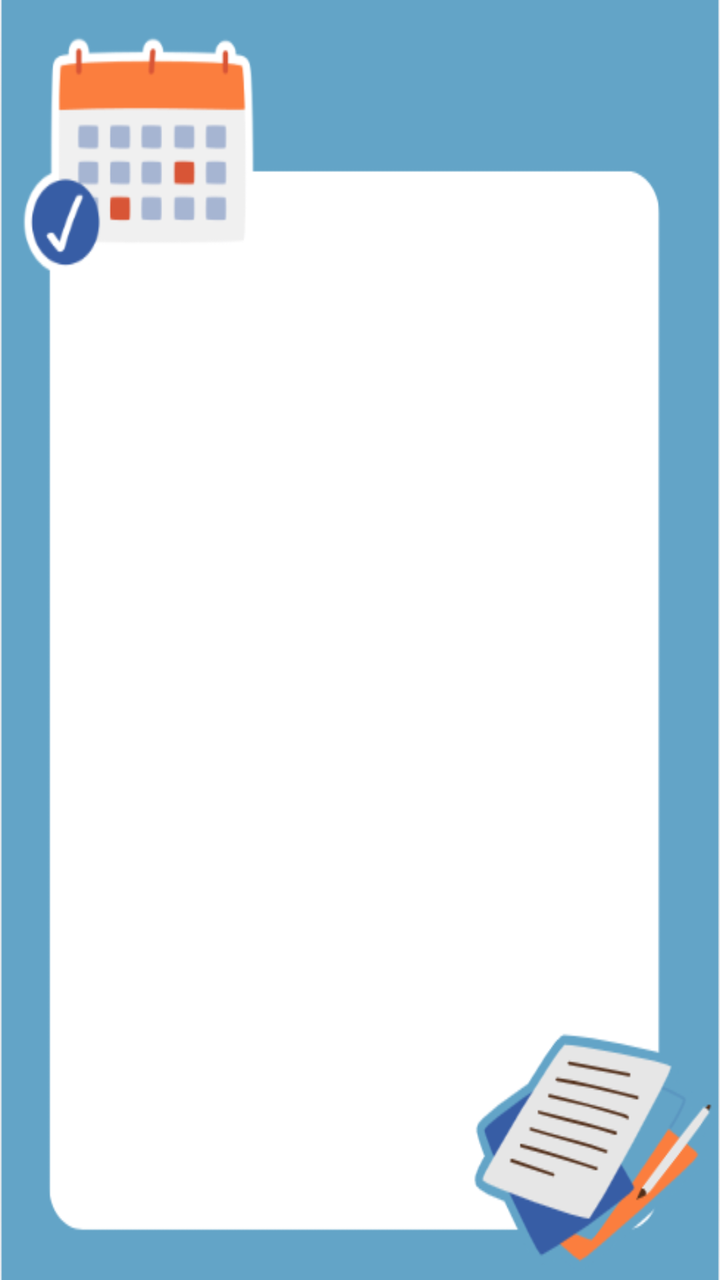
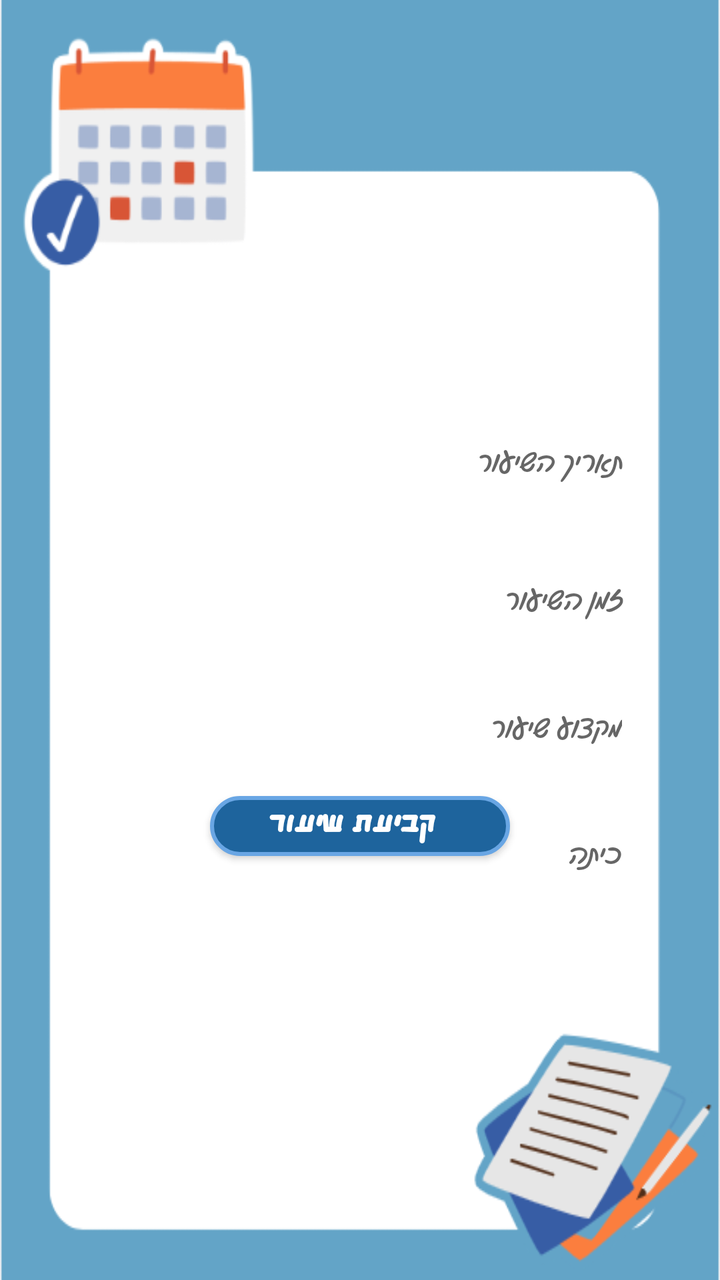

Compare the two renders of this Android layout. The source of the first and the diff that turns it into the second are given below.
<!-- AndroidManifest.xml: application theme Theme.AppCompat.Light -->
<!-- res/layout/activity_set_lesson.xml -->
<?xml version="1.0" encoding="utf-8"?>
<androidx.constraintlayout.widget.ConstraintLayout xmlns:android="http://schemas.android.com/apk/res/android"
    xmlns:app="http://schemas.android.com/apk/res-auto"
    xmlns:tools="http://schemas.android.com/tools"
    android:id="@+id/main"
    android:layout_width="match_parent"
    android:layout_height="match_parent"
    android:background="@drawable/pic11"
    tools:context=".screens.SetLesson">

    <TextView
        android:id="@+id/subjectlesson_addlessonSet"
        android:layout_width="0dp"
        android:layout_height="0dp"
        android:layout_marginBottom="33dp"
        android:fontFamily="@font/gevret_levin_alef"
        android:hint="מקצוע שיעור"
        android:textColor="#1E5A7A"
        app:layout_constraintBottom_toTopOf="@+id/etGradeClassSet"
        app:layout_constraintEnd_toEndOf="@+id/etGradeClassSet"
        app:layout_constraintStart_toStartOf="@+id/etGradeClassSet"
        app:layout_constraintTop_toBottomOf="@+id/et_timelesson_addlessonSet" />

    <TextView
        android:id="@+id/etGradeClassSet"
        android:layout_width="100dp"
        android:layout_height="0dp"
        android:layout_marginEnd="49dp"
        android:layout_marginBottom="21dp"
        android:ems="10"
        android:fontFamily="@font/gevret_levin_alef"
        android:hint="כיתה"
        android:inputType="text"
        app:layout_constraintBottom_toTopOf="@+id/ck_zoomSet"
        app:layout_constraintEnd_toEndOf="parent"
        app:layout_constraintTop_toBottomOf="@+id/subjectlesson_addlessonSet" />

    <TextView
        android:id="@+id/et_timelesson_addlessonSet"
        android:layout_width="100dp"
        android:layout_height="0dp"
        android:layout_marginEnd="48dp"
        android:layout_marginBottom="34dp"
        android:fontFamily="@font/gevret_levin_alef"
        android:hint="זמן השיעור"
        android:textColor="#1E5A7A"
        app:layout_constraintBottom_toTopOf="@+id/subjectlesson_addlessonSet"
        app:layout_constraintEnd_toEndOf="parent"
        app:layout_constraintTop_toBottomOf="@+id/et_datelesson_addlessonSet" />

    <TextView
        android:id="@+id/et_datelesson_addlessonSet"
        android:layout_width="0dp"
        android:layout_height="0dp"
        android:layout_marginTop="221dp"
        android:layout_marginBottom="39dp"
        android:fontFamily="@font/gevret_levin_alef"
        android:hint="תאריך השיעור"
        android:textColor="#1E5A7A"
        app:layout_constraintBottom_toTopOf="@+id/et_timelesson_addlessonSet"
        app:layout_constraintEnd_toEndOf="@+id/et_timelesson_addlessonSet"
        app:layout_constraintStart_toStartOf="@+id/et_timelesson_addlessonSet"
        app:layout_constraintTop_toTopOf="parent" />

    <Button
        android:id="@+id/btnSetLesson"
        android:layout_width="150dp"
        android:layout_height="0dp"
        android:layout_gravity="center"
        android:layout_marginBottom="212dp"
        android:background="@drawable/my_button_background"
        android:fontFamily="@font/nehama_webfont"
        android:text="  קביעת שיעור"
        android:textColor="@android:color/white"
        android:textSize="20sp"
        android:textStyle="bold"
        app:layout_constraintBottom_toBottomOf="parent"
        app:layout_constraintEnd_toEndOf="parent"
        app:layout_constraintStart_toStartOf="parent"
        app:layout_constraintTop_toBottomOf="@+id/ck_zoomSet" />

    <CheckBox
        android:id="@+id/ck_zoomSet"
        android:layout_width="140dp"
        android:layout_height="0dp"
        android:layout_marginBottom="91dp"
        android:enabled="false"
        android:fontFamily="@font/gevret_levin_alef"
        android:hint="האם זום"
        app:layout_constraintBottom_toTopOf="@+id/btnSetLesson"
        app:layout_constraintEnd_toEndOf="@+id/etGradeClassSet"
        app:layout_constraintTop_toBottomOf="@+id/etGradeClassSet" />

</androidx.constraintlayout.widget.ConstraintLayout>
<!-- resources referenced by this layout -->
<resources>
  <!-- drawable my_button_background (drawable) -->
  <?xml version="1.0" encoding="utf-8"?>
  <selector xmlns:android="http://schemas.android.com/apk/res/android">
  
      
      <item android:state_pressed="true">
          <shape android:shape="rectangle">
              <solid android:color="#0D47A1"/> 
              <corners android:radius="20dp"/>
              <stroke android:width="2dp" android:color="#42A5F5"/> 
          </shape>
      </item>
  
      
      <item>
          <shape android:shape="rectangle">
              <solid android:color="#1E649D"/> 
              <corners android:radius="20dp"/>
              <stroke android:width="2dp" android:color="#69A6E4"/> 
          </shape>
      </item>
  
  </selector>
  <!-- drawable pic11: png bitmap (drawable, 25310 bytes) -->
</resources>

<!-- the commit's change to res/layout/activity_set_lesson.xml (unified diff, before → after) -->
@@ -10,8 +10,8 @@
 
     <TextView
         android:id="@+id/subjectlesson_addlessonSet"
-        android:layout_width="0dp"
-        android:layout_height="0dp"
+        android:layout_width="150dp"
+        android:layout_height="30dp"
         android:layout_marginBottom="33dp"
         android:fontFamily="@font/gevret_levin_alef"
         android:hint="מקצוע שיעור"
@@ -23,8 +23,8 @@
 
     <TextView
         android:id="@+id/etGradeClassSet"
-        android:layout_width="100dp"
-        android:layout_height="0dp"
+        android:layout_width="150dp"
+        android:layout_height="30dp"
         android:layout_marginEnd="49dp"
         android:layout_marginBottom="21dp"
         android:ems="10"
@@ -37,8 +37,8 @@
 
     <TextView
         android:id="@+id/et_timelesson_addlessonSet"
-        android:layout_width="100dp"
-        android:layout_height="0dp"
+        android:layout_width="150dp"
+        android:layout_height="30dp"
         android:layout_marginEnd="48dp"
         android:layout_marginBottom="34dp"
         android:fontFamily="@font/gevret_levin_alef"
@@ -50,8 +50,8 @@
 
     <TextView
         android:id="@+id/et_datelesson_addlessonSet"
-        android:layout_width="0dp"
-        android:layout_height="0dp"
+        android:layout_width="150dp"
+        android:layout_height="30dp"
         android:layout_marginTop="221dp"
         android:layout_marginBottom="39dp"
         android:fontFamily="@font/gevret_levin_alef"
@@ -65,7 +65,7 @@
     <Button
         android:id="@+id/btnSetLesson"
         android:layout_width="150dp"
-        android:layout_height="0dp"
+        android:layout_height="30dp"
         android:layout_gravity="center"
         android:layout_marginBottom="212dp"
         android:background="@drawable/my_button_background"
